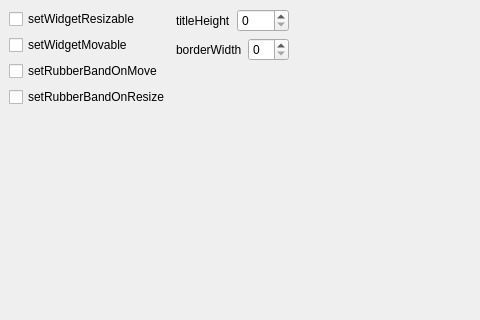
First picture: the form in demos/framelesshelper/mainwindow.ui, repository canpool/qxframeless, before the edit; both pictures show x 0 to 480 and y 0 to 320 of the 800 by 600 pixel window.
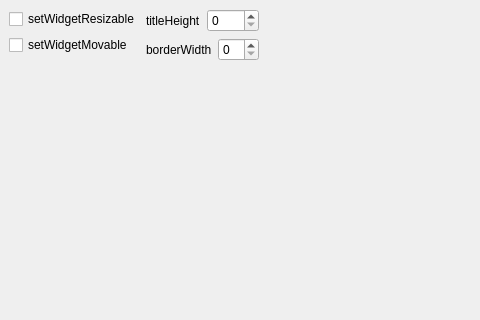
Second picture: the form after the edit.

Commit message: FramelessHelper: remove rubber band

The edit to the form file:
```diff
--- a/demos/framelesshelper/mainwindow.ui
+++ b/demos/framelesshelper/mainwindow.ui
@@ -31,20 +31,6 @@
         </property>
        </widget>
       </item>
-      <item>
-       <widget class="QCheckBox" name="checkBoxRubberBandOnMove">
-        <property name="text">
-         <string>setRubberBandOnMove</string>
-        </property>
-       </widget>
-      </item>
-      <item>
-       <widget class="QCheckBox" name="checkBoxRubberBandOnResize">
-        <property name="text">
-         <string>setRubberBandOnResize</string>
-        </property>
-       </widget>
-      </item>
       <item>
        <spacer name="verticalSpacer">
         <property name="orientation">
```
The commit also changes 4 other files.
